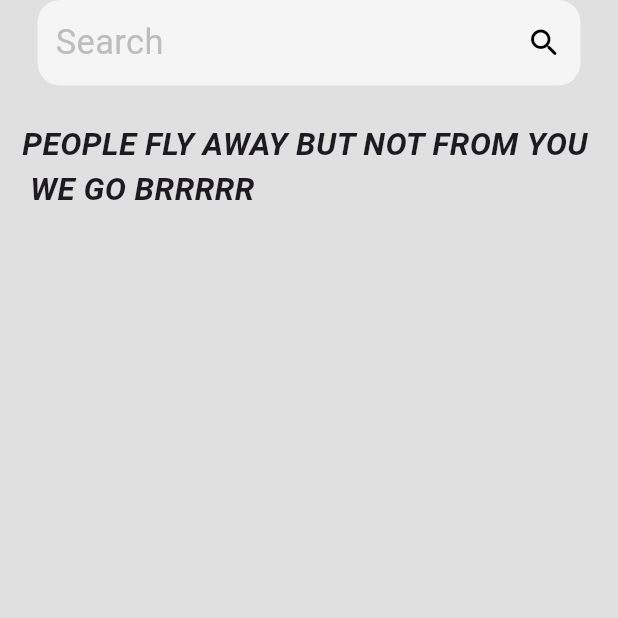
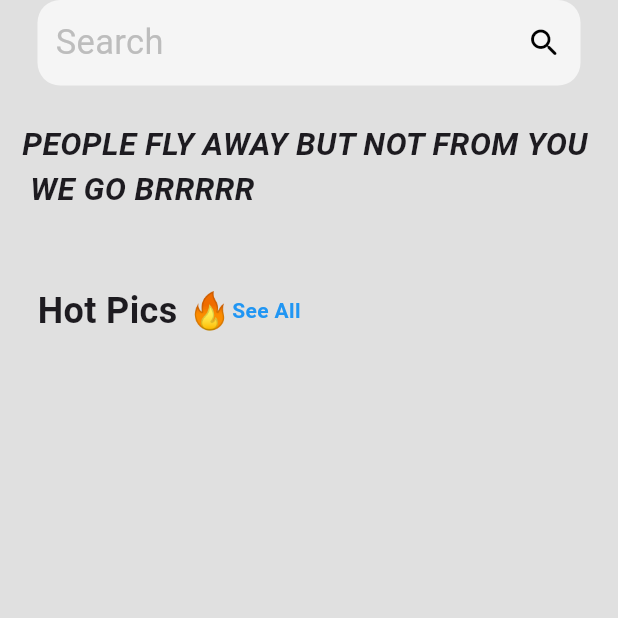
Before and after one commit to SemantakCodes/E-Commerce-App, a Flutter app: the ShopPage screen opened directly, on a phone screen of 412 x 824 dp, the top half of it. Run offline on Flutter 3.47's test engine with Material 3 defaults, Android fonts, the phone set to English and light mode, and no system bars; our stand-ins replace google_nav_bar.

Commit message:
More Cutes

```diff
--- /dev/null
+++ b/lib/components/hot_pics.dart
@@ -0,0 +1,41 @@
+import 'package:flutter/material.dart';
+
+class HotPics extends StatelessWidget {
+  //variable
+  final String _hotPics = "Hot Pics 🔥";
+  final String _seeAll = "See All";
+
+  const HotPics({super.key});
+
+  @override
+  Widget build(BuildContext context) {
+    return Padding(
+      padding: const EdgeInsets.all(25.0),
+      child: Row
+      (
+        children:
+        [
+          Text
+          (
+            _hotPics,
+            style: TextStyle
+            (
+              fontSize: 24,
+              fontWeight: FontWeight.bold,
+            ),
+          ),
+          Text
+          (
+            _seeAll,
+            style: TextStyle
+            (
+              fontWeight: FontWeight.bold,
+              color: Colors.blue,
+            ),
+          ),
+
+        ],
+      ),
+    );
+  }
+}
--- a/lib/pages/shop_page.dart
+++ b/lib/pages/shop_page.dart
@@ -1,3 +1,4 @@
+import 'package:e_commerce_app/components/hot_pics.dart';
 import 'package:e_commerce_app/components/message.dart';
 import 'package:e_commerce_app/components/search.dart';
 import 'package:flutter/material.dart';
@@ -26,6 +27,10 @@ class _ShopPageState extends State<ShopPage> {
           const SizedBox(height: 12,),
           //message
           Message(),
+
+          const SizedBox(height: 12,),
+
+          HotPics(),
         ],
       ),
     );
```
